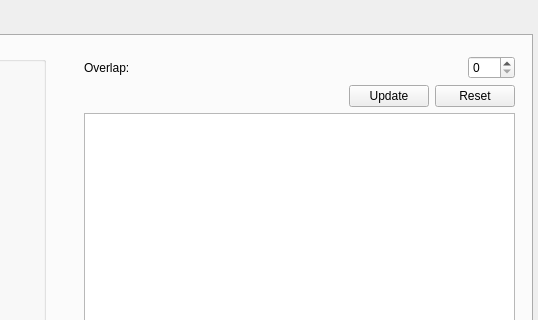
drmatthews/object-colocalisation, file obcol.ui: the form before one commit; both pictures show x 528 to 1066 and y 0 to 320 of the 1066 by 802 pixel window.
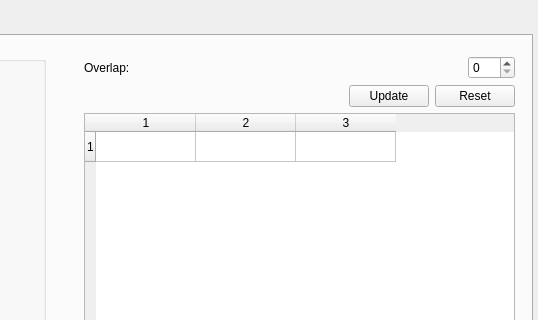
The form after the commit. The open tabs and pages were chosen to show the change.

Commit message: quantify colocalisation as part of Patch object and add table for displaying data

```diff
--- a/obcol.ui
+++ b/obcol.ui
@@ -374,7 +374,18 @@
         </layout>
        </item>
        <item>
-        <widget class="QTableView" name="results_table"/>
+        <widget class="QTableWidget" name="results_table">
+         <property name="rowCount">
+          <number>1</number>
+         </property>
+         <property name="columnCount">
+          <number>3</number>
+         </property>
+         <row/>
+         <column/>
+         <column/>
+         <column/>
+        </widget>
        </item>
       </layout>
      </widget>
```
Left out of the diff: 2 changed lines with no effect on the pictures. The commit also changes 4 other files.
